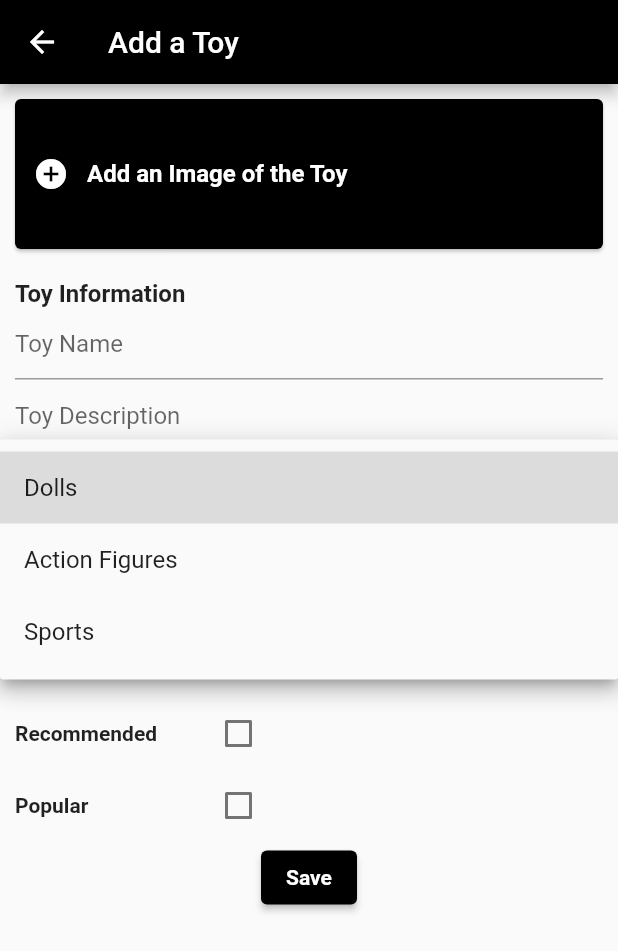
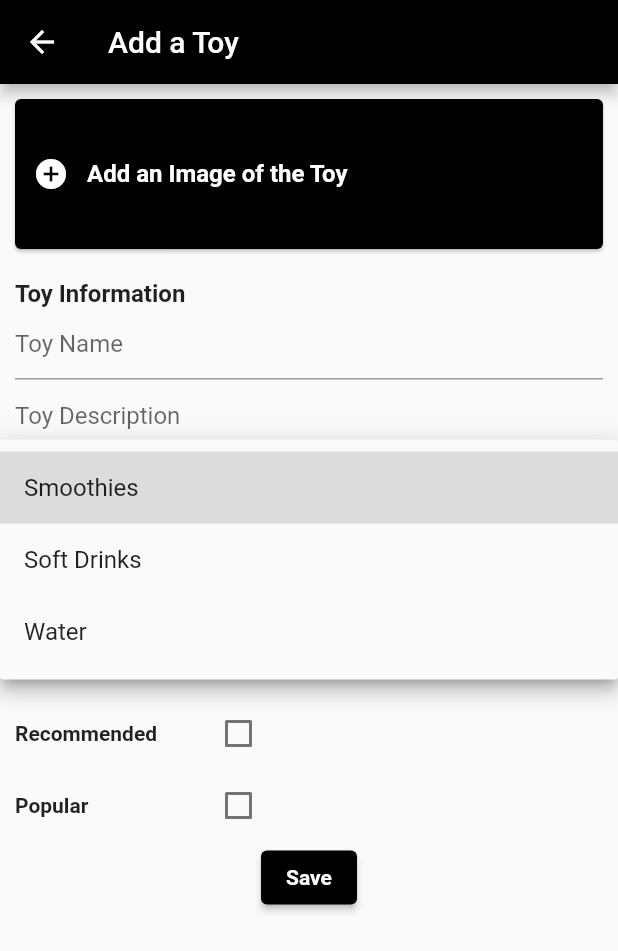
Before and after one commit to FilipeYaba/happykidzadmin, a Flutter app: the NewProductScreen screen opened by its route, after a tap on "Toy Category", on a phone screen of 412 x 824 dp. Shown: the top 951 px of the screen. Run offline on Flutter 3.47's test engine with Material 2 defaults, Android fonts, the phone set to English and light mode, and no system bars; our stand-ins replace charts_flutter, cloud_firestore, equatable, firebase_core, firebase_storage, get and 1 more; accounts and stored records are empty.

Commit message:
Small Edits

```diff
--- a/lib/main.dart
+++ b/lib/main.dart
@@ -16,7 +16,7 @@ class MyApp extends StatelessWidget {
   @override
   Widget build(BuildContext context) {
     return GetMaterialApp(
-      title: 'Happy Kidz Ad',
+      title: 'Happy Kidz Admin',
       theme: ThemeData(
         primarySwatch: Colors.blue,
       ),
--- a/lib/models/product_model.dart
+++ b/lib/models/product_model.dart
@@ -103,11 +103,11 @@ class Product extends Equatable {
       id: '1',
       name: 'Doll #1',
       description:
-      'Lorem ipsum dolor sit amet, consectetur adipiscing elit, sed do eiusmod tempor incididunt ut labore et dolore magna aliqua.',
+          'Lorem ipsum dolor sit amet, consectetur adipiscing elit, sed do eiusmod tempor incididunt ut labore et dolore magna aliqua.',
       category: 'Dolls',
       imageUrl:
-      'https://images.unsplash.com/photo-1598614187854-26a60e982dc4?ixid=MnwxMjA3fDB8MHxwaG90by1wYWdlfHx8fGVufDB8fHx8&ixlib=rb-1.2.1&auto=format&fit=crop&w=1050&q=80',
-      price: 30.99,
+          'https://images.unsplash.com/photo-1598614187854-26a60e982dc4?ixid=MnwxMjA3fDB8MHxwaG90by1wYWdlfHx8fGVufDB8fHx8&ixlib=rb-1.2.1&auto=format&fit=crop&w=1050&q=80',
+      price: 30,
       quantity: 3,
       isRecommended: true,
       isPopular: false,
@@ -116,11 +116,11 @@ class Product extends Equatable {
       id: '2',
       name: 'Action Figure #2',
       description:
-      'Lorem ipsum dolor sit amet, consectetur adipiscing elit, sed do eiusmod tempor incididunt ut labore et dolore magna aliqua.',
+          'Lorem ipsum dolor sit amet, consectetur adipiscing elit, sed do eiusmod tempor incididunt ut labore et dolore magna aliqua.',
       category: 'Action Figures',
       imageUrl:
-      'https://images.unsplash.com/photo-1598614187854-26a60e982dc4?ixid=MnwxMjA3fDB8MHxwaG90by1wYWdlfHx8fGVufDB8fHx8&ixlib=rb-1.2.1&auto=format&fit=crop&w=1050&q=80',
-      price: 50.99,
+          'https://images.unsplash.com/photo-1598614187854-26a60e982dc4?ixid=MnwxMjA3fDB8MHxwaG90by1wYWdlfHx8fGVufDB8fHx8&ixlib=rb-1.2.1&auto=format&fit=crop&w=1050&q=80',
+      price: 50,
       quantity: 5,
       isRecommended: false,
       isPopular: true,
--- a/lib/screens/new_product_screen.dart
+++ b/lib/screens/new_product_screen.dart
@@ -18,9 +18,9 @@ class NewProductScreen extends StatelessWidget {
   @override
   Widget build(BuildContext context) {
     List<String> categories = [
-      'Dolls',
-      'Action Figures',
-      'Sports',
+      'Smoothies',
+      'Soft Drinks',
+      'Water',
     ];
     return Scaffold(
       appBar: AppBar(
```
